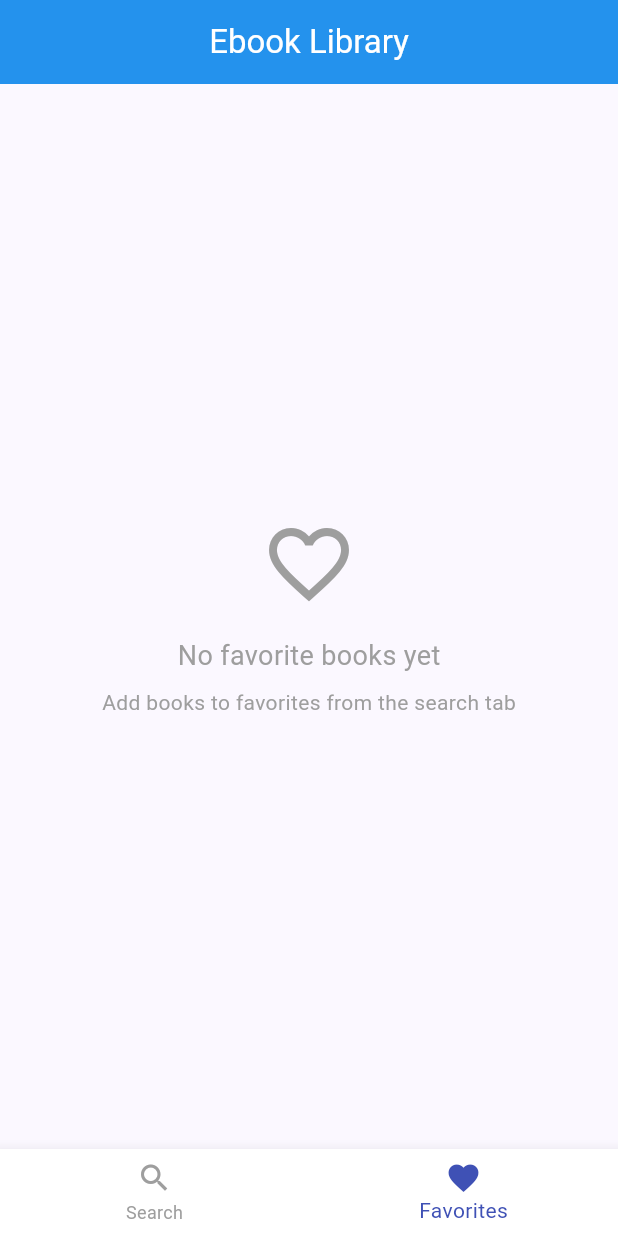
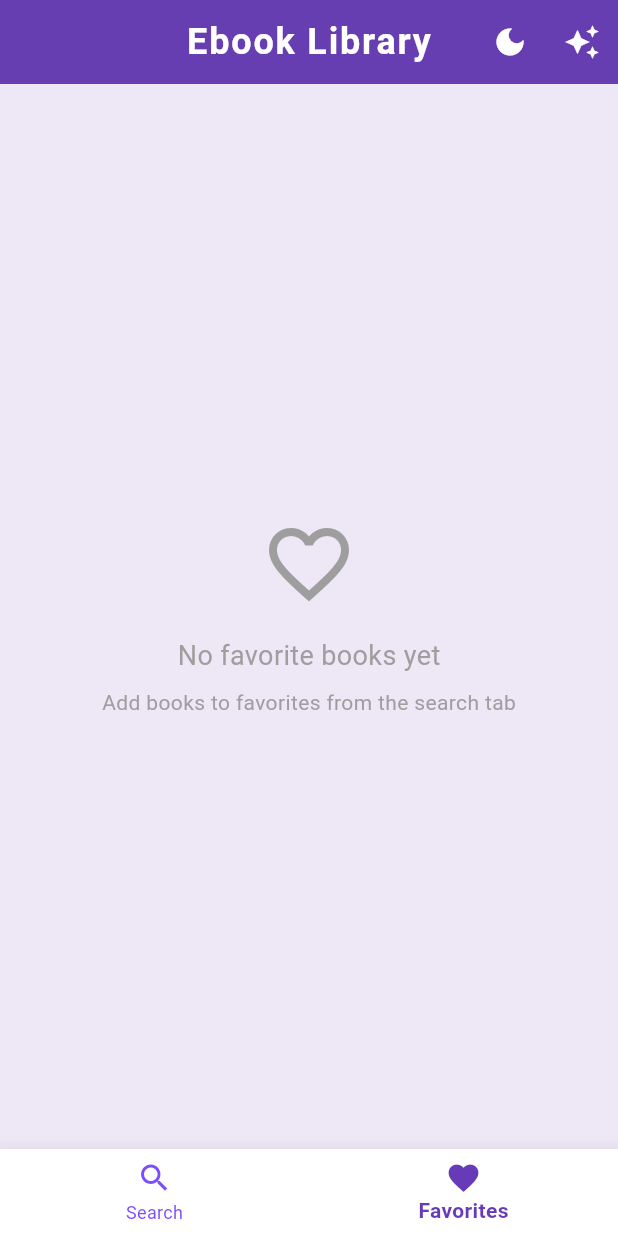
Before and after one commit to IlyasGrid/E-book, a Flutter app: the screen it shows after launch, item 2 of the bottom bar chosen, on a phone screen of 412 x 824 dp. Run offline on Flutter 3.47's test engine with Material 3 defaults, Android fonts, the phone set to English and light mode, and no system bars; Roboto replaces fonts that are missing (Montserrat).

Commit message:
change design

```diff
--- a/lib/main.dart
+++ b/lib/main.dart
@@ -14,36 +14,58 @@ class EbookApp extends StatelessWidget {
     return MaterialApp(
       title: 'Ebook Library',
       theme: ThemeData(
-        colorScheme: ColorScheme.fromSeed(seedColor: Colors.indigo),
+        colorScheme: ColorScheme.fromSeed(seedColor: Colors.deepPurple),
         useMaterial3: true,
-        fontFamily: 'Roboto',
+        fontFamily: 'Montserrat',
+        scaffoldBackgroundColor: Colors.deepPurple[50],
         appBarTheme: const AppBarTheme(
-          backgroundColor: Colors.indigo,
+          backgroundColor: Colors.deepPurple,
           foregroundColor: Colors.white,
-          elevation: 4,
+          elevation: 6,
           centerTitle: true,
+          titleTextStyle: TextStyle(
+            fontFamily: 'Montserrat',
+            fontWeight: FontWeight.bold,
+            fontSize: 24,
+            letterSpacing: 1.2,
+          ),
         ),
         cardTheme: CardTheme(
           color: Colors.white,
-          elevation: 6,
+          elevation: 8,
+          shadowColor: Colors.deepPurpleAccent.withOpacity(0.2),
+          shape: RoundedRectangleBorder(
+            borderRadius: BorderRadius.circular(20),
+          ),
+        ),
+        inputDecorationTheme: InputDecorationTheme(
+          filled: true,
+          fillColor: Colors.deepPurple[100],
+          border: OutlineInputBorder(
+            borderRadius: BorderRadius.circular(16),
+            borderSide: BorderSide.none,
+          ),
+          hintStyle: TextStyle(color: Colors.deepPurple[300]),
+        ),
+        bottomNavigationBarTheme: const BottomNavigationBarThemeData(
+          backgroundColor: Colors.white,
+          selectedItemColor: Colors.deepPurple,
+          unselectedItemColor: Colors.deepPurpleAccent,
+          elevation: 12,
+          type: BottomNavigationBarType.fixed,
+          selectedLabelStyle: TextStyle(fontWeight: FontWeight.bold),
+        ),
+        snackBarTheme: SnackBarThemeData(
+          backgroundColor: Colors.deepPurple[400],
+          contentTextStyle: const TextStyle(color: Colors.white),
+          behavior: SnackBarBehavior.floating,
           shape: RoundedRectangleBorder(
             borderRadius: BorderRadius.circular(16),
           ),
         ),
-        inputDecorationTheme: InputDecorationTheme(
-          filled: true,
-          fillColor: Colors.indigo[50],
-          border: OutlineInputBorder(
-            borderRadius: BorderRadius.circular(12),
-            borderSide: BorderSide.none,
-          ),
-        ),
-        bottomNavigationBarTheme: const BottomNavigationBarThemeData(
-          backgroundColor: Colors.white,
-          selectedItemColor: Colors.indigo,
-          unselectedItemColor: Colors.grey,
-          elevation: 8,
-          type: BottomNavigationBarType.fixed,
+        floatingActionButtonTheme: const FloatingActionButtonThemeData(
+          backgroundColor: Colors.deepPurple,
+          foregroundColor: Colors.white,
         ),
       ),
       home: const BookLibraryScreen(),
@@ -98,42 +120,74 @@ class _BookLibraryScreenState extends State<BookLibraryScreen> {
   bool _isLoading = false;
   bool _isDashboardLoading = true;
   int _selectedIndex = 0;
+  bool _isDarkMode = false;
 
-  @override
-  void initState() {
-    super.initState();
-    _loadDashboardBooks();
+  void _toggleTheme() {
+    setState(() {
+      _isDarkMode = !_isDarkMode;
+      if (_isDarkMode) {
+        // Set dark theme
+        WidgetsBinding.instance.window.platformBrightness == Brightness.dark;
+      }
+    });
   }
 
-  // Load dashboard books from Google Books API
-  Future<void> _loadDashboardBooks() async {
-    try {
-      final response = await http.get(
-        Uri.parse(
-          'https://www.googleapis.com/books/v1/volumes?q=flutter&maxResults=4',
+  void _suggestRandomBook() {
+    final allBooks = [..._dashboardBooks, ..._books];
+    if (allBooks.isNotEmpty) {
+      final randomBook = (allBooks..shuffle()).first;
+      showDialog(
+        context: context,
+        builder:
+            (context) => AlertDialog(
+              shape: RoundedRectangleBorder(
+                borderRadius: BorderRadius.circular(20),
+              ),
+              title: Text(
+                randomBook.title,
+                style: const TextStyle(fontWeight: FontWeight.bold),
+              ),
+              content: SingleChildScrollView(
+                child: Column(
+                  mainAxisSize: MainAxisSize.min,
+                  children: [
+                    if (randomBook.thumbnailUrl != null)
+                      ClipRRect(
+                        borderRadius: BorderRadius.circular(12),
+                        child: Image.network(
+                          randomBook.thumbnailUrl!,
+                          height: 120,
+                        ),
+                      ),
+                    const SizedBox(height: 12),
+                    Text(
+                      'by ${randomBook.author}',
+                      style: const TextStyle(fontStyle: FontStyle.italic),
+                    ),
+                    const SizedBox(height: 8),
+                    Text(
+                      randomBook.description,
+                      maxLines: 5,
+                      overflow: TextOverflow.ellipsis,
+                    ),
+                  ],
+                ),
+              ),
+              actions: [
+                TextButton(
+                  onPressed: () => Navigator.pop(context),
+                  child: const Text('Close'),
+                ),
+              ],
             ),
       );
-
-      if (response.statusCode == 200) {
-        final data = json.decode(response.body);
-        final items = data['items'] as List<dynamic>?;
-
-        if (items != null) {
-          setState(() {
-            _dashboardBooks = items.map((item) => Book.fromJson(item)).toList();
-            _isDashboardLoading = false;
-          });
-        }
-      }
-    } catch (e) {
-      setState(() {
-        _isDashboardLoading = false;
-      });
-      print('Error loading dashboard books: $e');
+    } else {
+      ScaffoldMessenger.of(
+        context,
+      ).showSnackBar(const SnackBar(content: Text('No books to suggest!')));
     }
   }
 
-  // Search books using Google Books API
   Future<void> _searchBooks(String query) async {
     if (query.trim().isEmpty) {
       setState(() {
@@ -141,22 +195,18 @@ class _BookLibraryScreenState extends State<BookLibraryScreen> {
       });
       return;
     }
-
     setState(() {
       _isLoading = true;
     });
-
     try {
       final response = await http.get(
         Uri.parse(
           'https://www.googleapis.com/books/v1/volumes?q=${Uri.encodeComponent(query)}&maxResults=10',
         ),
       );
-
       if (response.statusCode == 200) {
         final data = json.decode(response.body);
         final items = data['items'] as List<dynamic>?;
-
         setState(() {
           if (items != null) {
             _books = items.map((item) => Book.fromJson(item)).toList();
@@ -185,7 +235,6 @@ class _BookLibraryScreenState extends State<BookLibraryScreen> {
       final isAlreadyFavorite = _favorites.any(
         (fav) => fav.title == book.title,
       );
-
       if (isAlreadyFavorite) {
         _favorites.removeWhere((fav) => fav.title == book.title);
         ScaffoldMessenger.of(context).showSnackBar(
@@ -206,12 +255,56 @@ class _BookLibraryScreenState extends State<BookLibraryScreen> {
 
   @override
   Widget build(BuildContext context) {
-    return Scaffold(
+    return Theme(
+      data:
+          _isDarkMode
+              ? ThemeData.dark().copyWith(
+                colorScheme: ColorScheme.fromSeed(
+                  seedColor: Colors.deepPurple,
+                  brightness: Brightness.dark,
+                ),
+                scaffoldBackgroundColor: Colors.grey[900],
+                appBarTheme: const AppBarTheme(
+                  backgroundColor: Colors.black87,
+                  foregroundColor: Colors.white,
+                ),
+                cardTheme: CardTheme(
+                  color: Colors.grey[850],
+                  elevation: 8,
+                  shape: RoundedRectangleBorder(
+                    borderRadius: BorderRadius.circular(20),
+                  ),
+                ),
+                inputDecorationTheme: InputDecorationTheme(
+                  filled: true,
+                  fillColor: Colors.grey[800],
+                  border: OutlineInputBorder(
+                    borderRadius: BorderRadius.circular(16),
+                    borderSide: BorderSide.none,
+                  ),
+                ),
+                bottomNavigationBarTheme: const BottomNavigationBarThemeData(
+                  backgroundColor: Colors.black,
+                  selectedItemColor: Colors.deepPurpleAccent,
+                  unselectedItemColor: Colors.white70,
+                ),
+              )
+              : Theme.of(context),
+      child: Scaffold(
         appBar: AppBar(
           title: const Text('Ebook Library'),
-        backgroundColor: Colors.blue,
-        foregroundColor: Colors.white,
-        elevation: 2,
+          actions: [
+            IconButton(
+              icon: Icon(_isDarkMode ? Icons.light_mode : Icons.dark_mode),
+              tooltip: 'Toggle Theme',
+              onPressed: _toggleTheme,
+            ),
+            IconButton(
+              icon: const Icon(Icons.auto_awesome),
+              tooltip: 'Suggest a Book',
+              onPressed: _suggestRandomBook,
+            ),
+          ],
         ),
         body: _selectedIndex == 0 ? _buildSearchTab() : _buildFavoritesTab(),
         bottomNavigationBar: BottomNavigationBar(
@@ -228,6 +321,15 @@ class _BookLibraryScreenState extends State<BookLibraryScreen> {
               label: 'Favorites',
             ),
           ],
+        ),
+        floatingActionButton:
+            _selectedIndex == 0
+                ? FloatingActionButton.extended(
+                  onPressed: _suggestRandomBook,
+                  icon: const Icon(Icons.auto_awesome),
+                  label: const Text('Suggest Book'),
+                )
+                : null,
       ),
     );
   }
```
Lines whose indentation alone changed are shown as unchanged.
